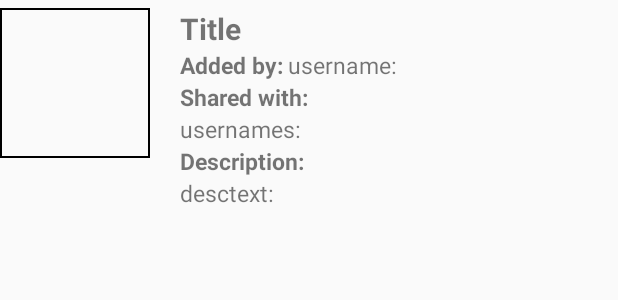
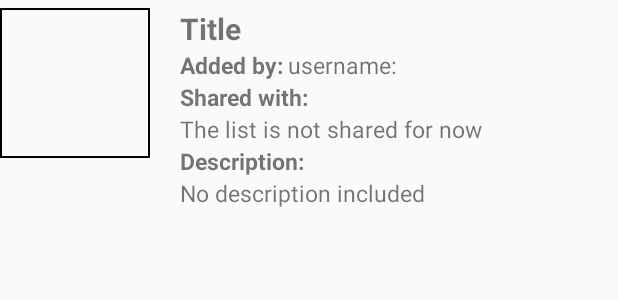
Before and after one commit to kirilhristov91/WordOfMouth, an Android app: the layout custom_list_row.xml on its own in the app's theme, with its tools: preview values and no code run, on a phone screen of 412 x 824 dp. Shown: the top 300 px of the screen. Run offline under Robolectric (Android 15) with nearby library versions, the phone set to English and light mode, and no system bars.

Commit message:
changes to custom list adapter

```diff
--- a/app/src/main/java/com/wordofmouth/Activities/CustomListRowAdapter.java
+++ b/app/src/main/java/com/wordofmouth/Activities/CustomListRowAdapter.java
@@ -70,8 +70,8 @@ public class CustomListRowAdapter extends ArrayAdapter<String> {
 
         if(sharedWith.length()>0){
             sharedWith = sharedWith.substring(0, sharedWith.length()-2);
+            viewHolder.sharedWithUsernames.setText(sharedWith);
         }
-        viewHolder.sharedWithUsernames.setText(sharedWith);
 
         String title = getItem(position);
         String image = lists.get(position).getImage();
@@ -82,7 +82,9 @@ public class CustomListRowAdapter extends ArrayAdapter<String> {
             viewHolder.listImage.setImageResource(R.drawable.logowom);
         }
         viewHolder.listTitle.setText(title);
-        viewHolder.descriptionText.setText(lists.get(position).get_description());
+        if(lists.get(position).get_description().length()>0) {
+            viewHolder.descriptionText.setText(lists.get(position).get_description());
+        }
         viewHolder.listAddedByUsername.setText(lists.get(position).get_username());
         if(lists.get(position).getHasNewContent() == 1){
             int c = Color.parseColor("#2ecc71");
--- a/app/src/main/res/layout/custom_list_row.xml
+++ b/app/src/main/res/layout/custom_list_row.xml
@@ -62,7 +62,7 @@
         android:id="@+id/sharedWithUsernames"
         android:layout_width="wrap_content"
         android:layout_height="wrap_content"
-        android:text="usernames:"
+        android:text="The list is not shared for now"
         android:textSize="15sp"
         android:layout_below="@+id/sharedWithTitle"
         android:layout_alignLeft="@+id/descriptionTitle"
@@ -83,7 +83,7 @@
         android:id="@+id/descriptionText"
         android:layout_width="wrap_content"
         android:layout_height="wrap_content"
-        android:text="desctext:"
+        android:text="No description included"
         android:textSize="15sp"
         android:layout_below="@+id/descriptionTitle"
         android:layout_alignLeft="@+id/descriptionTitle"
```
